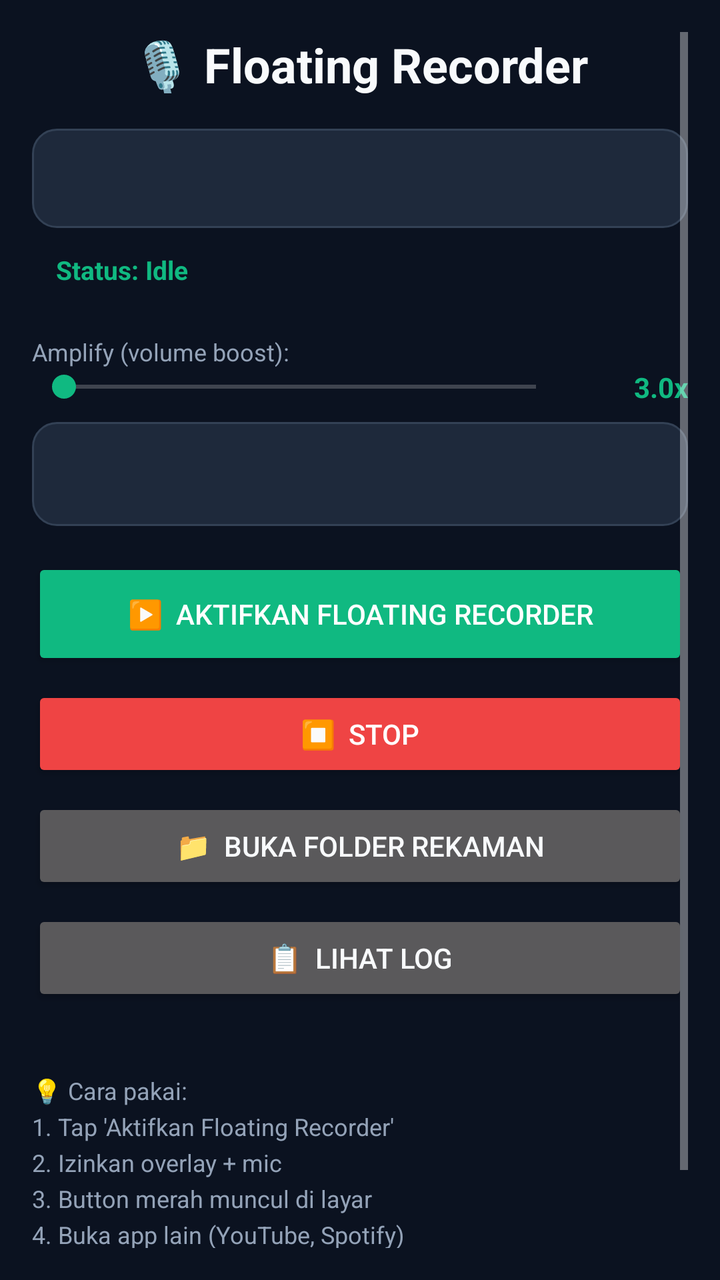
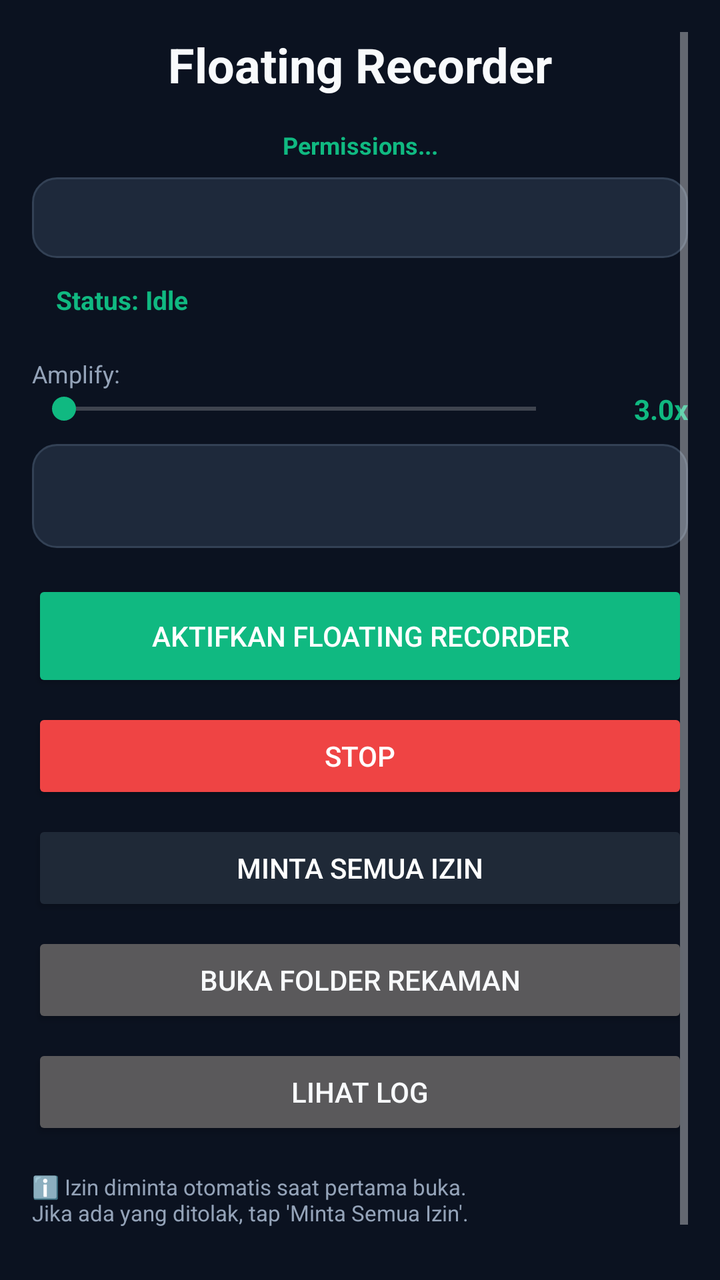

Screens rendered from an Android XML layout before and after an edit, with the pre-edit source and the edit as a unified diff.
<!-- AndroidManifest.xml: application theme Theme.FloatingRecorder -->
<!-- res/layout/activity_main.xml -->
<?xml version="1.0" encoding="utf-8"?>
<ScrollView xmlns:android="http://schemas.android.com/apk/res/android"
    android:layout_width="match_parent"
    android:layout_height="match_parent"
    android:background="@color/bg"
    android:padding="16dp">
    <LinearLayout
        android:layout_width="match_parent"
        android:layout_height="wrap_content"
        android:orientation="vertical">
        <TextView
            android:layout_width="match_parent"
            android:layout_height="wrap_content"
            android:text="🎙️ Floating Recorder"
            android:textColor="@color/text"
            android:textSize="24sp"
            android:textStyle="bold"
            android:gravity="center"
            android:paddingBottom="16dp"/>
        <TextView
            android:id="@+id/tvInfo"
            android:layout_width="match_parent"
            android:layout_height="wrap_content"
            android:background="@drawable/card_bg"
            android:padding="16dp"
            android:textColor="@color/text"
            android:textSize="13sp"
            android:fontFamily="monospace"/>
        <TextView
            android:id="@+id/tvStatus"
            android:layout_width="match_parent"
            android:layout_height="wrap_content"
            android:padding="12dp"
            android:text="Status: Idle"
            android:textColor="@color/accent_green"
            android:textSize="13sp"
            android:textStyle="bold"/>
        <TextView
            android:layout_width="match_parent"
            android:layout_height="wrap_content"
            android:text="Amplify (volume boost):"
            android:textColor="@color/text_dim"
            android:textSize="12sp"
            android:paddingTop="12dp"/>
        <LinearLayout
            android:layout_width="match_parent"
            android:layout_height="wrap_content"
            android:orientation="horizontal"
            android:gravity="center_vertical">
            <SeekBar
                android:id="@+id/sbAmplify"
                android:layout_width="0dp"
                android:layout_height="wrap_content"
                android:layout_weight="1"
                android:progressTint="@color/accent_green"/>
            <TextView
                android:id="@+id/tvAmplifyValue"
                android:layout_width="60dp"
                android:layout_height="wrap_content"
                android:text="3.0x"
                android:textColor="@color/accent_green"
                android:textSize="14sp"
                android:textStyle="bold"
                android:gravity="end"/>
        </LinearLayout>
        <Spinner
            android:id="@+id/spMode"
            android:layout_width="match_parent"
            android:layout_height="52dp"
            android:background="@drawable/card_bg"
            android:layout_marginTop="8dp"/>
        <androidx.appcompat.widget.AppCompatButton
            android:id="@+id/btnStart"
            android:layout_width="match_parent"
            android:layout_height="56dp"
            android:layout_marginTop="16dp"
            android:text="▶️  Aktifkan Floating Recorder"
            android:textColor="#FFFFFF"
            android:backgroundTint="@color/accent_green"/>
        <androidx.appcompat.widget.AppCompatButton
            android:id="@+id/btnStop"
            android:layout_width="match_parent"
            android:layout_height="48dp"
            android:layout_marginTop="8dp"
            android:text="⏹️  Stop"
            android:textColor="#FFFFFF"
            android:backgroundTint="@color/accent"/>
        <androidx.appcompat.widget.AppCompatButton
            android:id="@+id/btnOpen"
            android:layout_width="match_parent"
            android:layout_height="48dp"
            android:layout_marginTop="8dp"
            android:text="📁  Buka Folder Rekaman"
            android:textColor="@color/text"/>
        <androidx.appcompat.widget.AppCompatButton
            android:id="@+id/btnLogs"
            android:layout_width="match_parent"
            android:layout_height="48dp"
            android:layout_marginTop="8dp"
            android:text="📋  Lihat Log"
            android:textColor="@color/text"/>
        <TextView
            android:layout_width="match_parent"
            android:layout_height="wrap_content"
            android:text="\n💡 Cara pakai:\n1. Tap 'Aktifkan Floating Recorder'\n2. Izinkan overlay + mic\n3. Button merah muncul di layar\n4. Buka app lain (YouTube, Spotify)\n5. Tap button → mulai rekam\n6. Tap lagi → stop\n7. File: Downloads/FloatingRecorder/"
            android:textColor="@color/text_dim"
            android:textSize="12sp"
            android:paddingTop="16dp"
            android:lineSpacingExtra="4dp"/>
    </LinearLayout>
</ScrollView>
<!-- resources referenced by this layout -->
<resources>
  <color name="accent">#EF4444</color>
  <color name="accent_green">#10B981</color>
  <color name="bg">#0B1220</color>
  <color name="text">#F8FAFC</color>
  <color name="text_dim">#94A3B8</color>
  <!-- drawable card_bg (drawable) -->
  <shape xmlns:android="http://schemas.android.com/apk/res/android">
      <solid android:color="@color/card"/>
      <corners android:radius="12dp"/>
      <stroke android:width="1dp" android:color="#334155"/>
  </shape>
  <style name="Theme.FloatingRecorder" parent="Theme.AppCompat.NoActionBar">
          <item name="colorPrimary">@color/accent</item>
          <item name="colorPrimaryDark">@color/bg</item>
          <item name="colorAccent">@color/accent_green</item>
          <item name="android:windowBackground">@color/bg</item>
          <item name="android:textColor">@color/text</item>
          <item name="android:statusBarColor">@color/bg</item>
      </style>
  <color name="card">#1E293B</color>
</resources>

<!-- the commit's change to res/layout/activity_main.xml (unified diff, before → after) -->
@@ -8,24 +8,37 @@
         android:layout_width="match_parent"
         android:layout_height="wrap_content"
         android:orientation="vertical">
+
         <TextView
             android:layout_width="match_parent"
             android:layout_height="wrap_content"
-            android:text="🎙️ Floating Recorder"
+            android:text="Floating Recorder"
             android:textColor="@color/text"
             android:textSize="24sp"
             android:textStyle="bold"
             android:gravity="center"
-            android:paddingBottom="16dp"/>
+            android:paddingBottom="8dp"/>
+
+        <TextView
+            android:id="@+id/tvPermStatus"
+            android:layout_width="match_parent"
+            android:layout_height="wrap_content"
+            android:padding="8dp"
+            android:text="Permissions..."
+            android:textColor="@color/accent_green"
+            android:textSize="12sp"
+            android:textStyle="bold"
+            android:gravity="center"/>
+
         <TextView
             android:id="@+id/tvInfo"
             android:layout_width="match_parent"
             android:layout_height="wrap_content"
             android:background="@drawable/card_bg"
-            android:padding="16dp"
+            android:padding="12dp"
             android:textColor="@color/text"
-            android:textSize="13sp"
-            android:fontFamily="monospace"/>
+            android:textSize="12sp"/>
+
         <TextView
             android:id="@+id/tvStatus"
             android:layout_width="match_parent"
@@ -35,13 +48,15 @@
             android:textColor="@color/accent_green"
             android:textSize="13sp"
             android:textStyle="bold"/>
+
         <TextView
             android:layout_width="match_parent"
             android:layout_height="wrap_content"
-            android:text="Amplify (volume boost):"
+            android:text="Amplify:"
             android:textColor="@color/text_dim"
             android:textSize="12sp"
-            android:paddingTop="12dp"/>
+            android:paddingTop="8dp"/>
+
         <LinearLayout
             android:layout_width="match_parent"
             android:layout_height="wrap_content"
@@ -51,8 +66,7 @@
                 android:id="@+id/sbAmplify"
                 android:layout_width="0dp"
                 android:layout_height="wrap_content"
-                android:layout_weight="1"
-                android:progressTint="@color/accent_green"/>
+                android:layout_weight="1"/>
             <TextView
                 android:id="@+id/tvAmplifyValue"
                 android:layout_width="60dp"
@@ -63,49 +77,63 @@
                 android:textStyle="bold"
                 android:gravity="end"/>
         </LinearLayout>
+
         <Spinner
             android:id="@+id/spMode"
             android:layout_width="match_parent"
             android:layout_height="52dp"
             android:background="@drawable/card_bg"
             android:layout_marginTop="8dp"/>
-        <androidx.appcompat.widget.AppCompatButton
+
+        <Button
             android:id="@+id/btnStart"
             android:layout_width="match_parent"
             android:layout_height="56dp"
             android:layout_marginTop="16dp"
-            android:text="▶️  Aktifkan Floating Recorder"
-            android:textColor="#FFFFFF"
+            android:text="Aktifkan Floating Recorder"
+            android:textColor="@color/white"
             android:backgroundTint="@color/accent_green"/>
-        <androidx.appcompat.widget.AppCompatButton
+
+        <Button
             android:id="@+id/btnStop"
             android:layout_width="match_parent"
             android:layout_height="48dp"
             android:layout_marginTop="8dp"
-            android:text="⏹️  Stop"
-            android:textColor="#FFFFFF"
+            android:text="Stop"
+            android:textColor="@color/white"
             android:backgroundTint="@color/accent"/>
-        <androidx.appcompat.widget.AppCompatButton
+
+        <Button
+            android:id="@+id/btnFixPerm"
+            android:layout_width="match_parent"
+            android:layout_height="48dp"
+            android:layout_marginTop="8dp"
+            android:text="Minta Semua Izin"
+            android:textColor="@color/white"
+            android:backgroundTint="@color/primary"/>
+
+        <Button
             android:id="@+id/btnOpen"
             android:layout_width="match_parent"
             android:layout_height="48dp"
             android:layout_marginTop="8dp"
-            android:text="📁  Buka Folder Rekaman"
+            android:text="Buka Folder Rekaman"
             android:textColor="@color/text"/>
-        <androidx.appcompat.widget.AppCompatButton
+
+        <Button
             android:id="@+id/btnLogs"
             android:layout_width="match_parent"
             android:layout_height="48dp"
             android:layout_marginTop="8dp"
-            android:text="📋  Lihat Log"
+            android:text="Lihat Log"
             android:textColor="@color/text"/>
+
         <TextView
             android:layout_width="match_parent"
             android:layout_height="wrap_content"
-            android:text="\n💡 Cara pakai:\n1. Tap 'Aktifkan Floating Recorder'\n2. Izinkan overlay + mic\n3. Button merah muncul di layar\n4. Buka app lain (YouTube, Spotify)\n5. Tap button → mulai rekam\n6. Tap lagi → stop\n7. File: Downloads/FloatingRecorder/"
+            android:text="ℹ️ Izin diminta otomatis saat pertama buka.\nJika ada yang ditolak, tap 'Minta Semua Izin'.\n\nLog tersimpan di:\nDownloads/FloatingRecorder/log_YYYYMMDD.txt"
             android:textColor="@color/text_dim"
-            android:textSize="12sp"
-            android:paddingTop="16dp"
-            android:lineSpacingExtra="4dp"/>
+            android:textSize="11sp"
+            android:paddingTop="16dp"/>
     </LinearLayout>
 </ScrollView>
<!-- resource entries referenced after the edit -->
@@ -3,8 +3,10 @@
   <color name="accent">#EF4444</color>
   <color name="accent_green">#10B981</color>
   <color name="bg">#0B1220</color>
+  <color name="primary">#1F2937</color>
   <color name="text">#F8FAFC</color>
   <color name="text_dim">#94A3B8</color>
+  <color name="white">#FFFFFF</color>
   <!-- drawable card_bg (drawable) -->
   <shape xmlns:android="http://schemas.android.com/apk/res/android">
       <solid android:color="@color/card"/>
